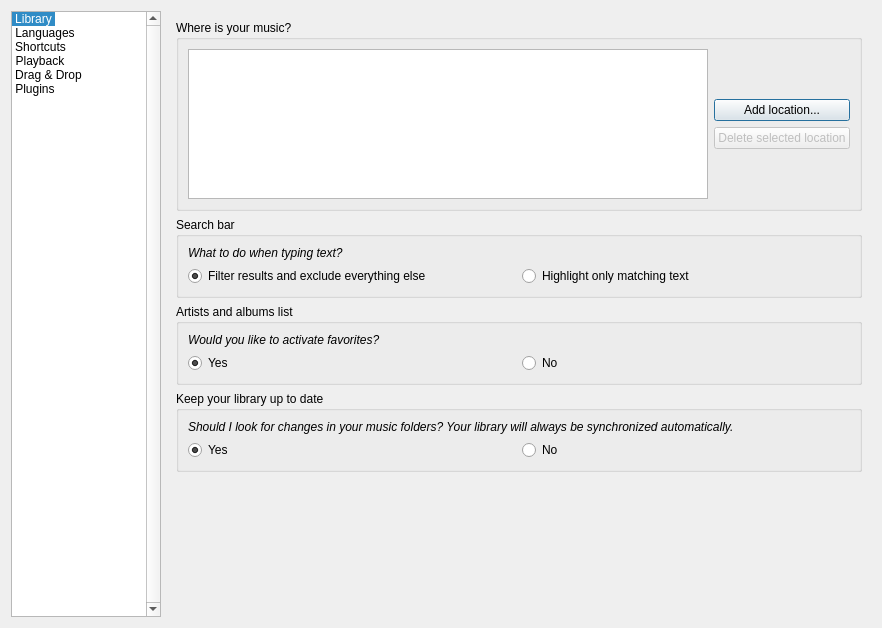
First picture: the form in code/MiamPlayer/customizeoptionsdialog.ui, repository MBach/Miam-Player, before the edit.
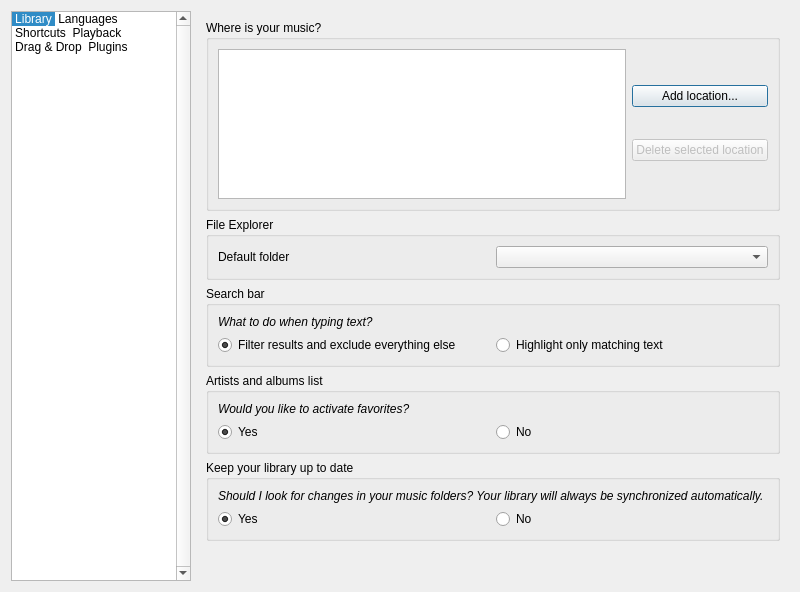
Second picture: the form after the edit. Icons and pictures are not drawn. Custom widgets are drawn as their Qt base class.

The edit to the form file:
```diff
--- a/code/MiamPlayer/customizeoptionsdialog.ui
+++ b/code/MiamPlayer/customizeoptionsdialog.ui
@@ -6,31 +6,25 @@
    <rect>
     <x>0</x>
     <y>0</y>
-    <width>882</width>
-    <height>628</height>
+    <width>800</width>
+    <height>592</height>
    </rect>
   </property>
-  <property name="minimumSize">
-   <size>
-    <width>640</width>
-    <height>480</height>
-   </size>
-  </property>
   <property name="windowTitle">
    <string>Customize general options</string>
   </property>
   <layout class="QHBoxLayout" name="horizontalLayout">
    <item>
     <widget class="QListWidget" name="listWidget">
-     <property name="sizePolicy">
-      <sizepolicy hsizetype="MinimumExpanding" vsizetype="Expanding">
-       <horstretch>0</horstretch>
-       <verstretch>0</verstretch>
-      </sizepolicy>
+     <property name="minimumSize">
+      <size>
+       <width>148</width>
+       <height>0</height>
+      </size>
      </property>
      <property name="maximumSize">
       <size>
-       <width>150</width>
+       <width>180</width>
        <height>16777215</height>
       </size>
      </property>
@@ -56,10 +50,10 @@
       <enum>QListView::Static</enum>
      </property>
      <property name="flow">
-      <enum>QListView::TopToBottom</enum>
+      <enum>QListView::LeftToRight</enum>
      </property>
      <property name="isWrapping" stdset="0">
-      <bool>false</bool>
+      <bool>true</bool>
      </property>
      <property name="resizeMode">
       <enum>QListView::Adjust</enum>
@@ -183,6 +177,9 @@
               <property name="orientation">
                <enum>Qt::Vertical</enum>
               </property>
+              <property name="sizeType">
+               <enum>QSizePolicy::Minimum</enum>
+              </property>
               <property name="sizeHint" stdset="0">
                <size>
                 <width>5</width>
@@ -213,6 +210,9 @@
               <property name="orientation">
                <enum>Qt::Vertical</enum>
               </property>
+              <property name="sizeType">
+               <enum>QSizePolicy::Minimum</enum>
+              </property>
               <property name="sizeHint" stdset="0">
                <size>
                 <width>5</width>
@@ -226,6 +226,35 @@
          </layout>
         </widget>
        </item>
+       <item>
+        <widget class="QGroupBox" name="groupBoxFileExplorer">
+         <property name="sizePolicy">
+          <sizepolicy hsizetype="Preferred" vsizetype="Minimum">
+           <horstretch>0</horstretch>
+           <verstretch>0</verstretch>
+          </sizepolicy>
+         </property>
+         <property name="title">
+          <string>File Explorer</string>
+         </property>
+         <layout class="QGridLayout" name="gridLayout_5">
+          <item row="0" column="0">
+           <widget class="QLabel" name="labelFileExplorer">
+            <property name="text">
+             <string>Default folder</string>
+            </property>
+           </widget>
+          </item>
+          <item row="0" column="1">
+           <widget class="QComboBox" name="comboBoxDefaultFileExplorer">
+            <property name="insertPolicy">
+             <enum>QComboBox::InsertAlphabetically</enum>
+            </property>
+           </widget>
+          </item>
+         </layout>
+        </widget>
+       </item>
        <item>
         <widget class="QGroupBox" name="groupBoxSearchBar">
          <property name="sizePolicy">
@@ -513,6 +542,12 @@
        </item>
        <item>
         <widget class="QGroupBox" name="groupBoxMonitorFileSystem">
+         <property name="sizePolicy">
+          <sizepolicy hsizetype="Preferred" vsizetype="Minimum">
+           <horstretch>0</horstretch>
+           <verstretch>0</verstretch>
+          </sizepolicy>
+         </property>
          <property name="title">
           <string>Keep your library up to date</string>
          </property>
@@ -565,6 +600,9 @@
          <property name="orientation">
           <enum>Qt::Vertical</enum>
          </property>
+         <property name="sizeType">
+          <enum>QSizePolicy::Expanding</enum>
+         </property>
          <property name="sizeHint" stdset="0">
           <size>
            <width>20</width>
```
Left out of the diff: 56 changed lines with no effect on the pictures.
